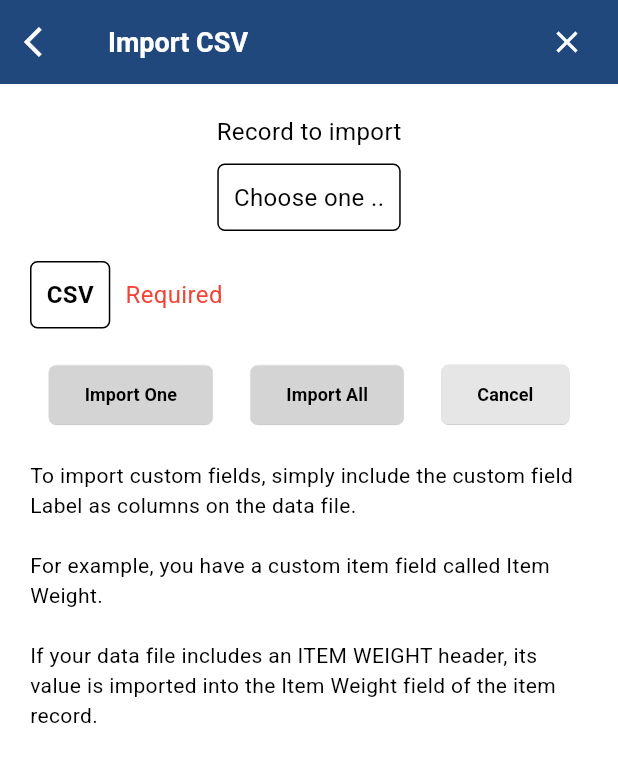
After one commit to Sr1809/jumla, a Flutter app: the ImportCSVScreen screen opened directly, on a phone screen of 412 x 824 dp. The commit adds this screen. Shown: the top 762 px of the screen. Run offline on Flutter 3.47's test engine with Material 3 defaults, Android fonts, the phone set to English and light mode, and no system bars; our stand-ins replace flutter_svg, get.

Commit message:
working on setting

```diff
--- a/lib/app/common/common_appbar.dart
+++ b/lib/app/common/common_appbar.dart
@@ -2,8 +2,6 @@ import 'package:flutter/material.dart';
 import 'package:get/get.dart';
 import 'package:jumla/app/core/app_storage.dart';
 import 'package:jumla/app/resources/app_assets.dart';
-
-
 import '../resources/app_colors.dart';
 import '../resources/app_styles.dart';
 
--- a/lib/app/common/common_button.dart
+++ b/lib/app/common/common_button.dart
@@ -39,3 +39,45 @@ class CommonFullWidthButton extends StatelessWidget {
     );
   }
 }
+
+
+class CommonElevatedButton extends StatelessWidget {
+  final String text;
+  final VoidCallback onPressed;
+  final Color? backgroundColor;
+  final Color? textColor;
+  final double? fontSize;
+  final double? borderRadius;
+
+  CommonElevatedButton({
+    required this.text,
+    required this.onPressed,
+    this.backgroundColor,
+    this.textColor,
+    this.fontSize,
+    this.borderRadius,
+  });
+
+  @override
+  Widget build(BuildContext context) {
+    return ElevatedButton(
+      onPressed: onPressed,
+
+      style: ElevatedButton.styleFrom(
+        backgroundColor: backgroundColor ?? AppColors.blueColor,
+        shape: RoundedRectangleBorder(
+          borderRadius: BorderRadius.circular(borderRadius ?? 5),
+
+        ),
+        elevation: 0.2
+      ),
+      child: Text(
+        text,
+        style: AppTextStyles.bold(
+          fontSize: fontSize ?? 16.0,
+          fontColor: textColor ?? AppColors.whiteColor,
+        ),
+      ),
+    );
+  }
+}
--- a/lib/app/modules/drawer/views/drawer_view.dart
+++ b/lib/app/modules/drawer/views/drawer_view.dart
@@ -129,7 +129,10 @@ class DrawerView extends GetView<DrawersController> {
             buildExpandableMenu("TOOLS", [
               buildMenuItem(Icons.list, "Lists", () {}),
               Divider(color: Colors.black45,height: 0.5,thickness: 1,),
-              buildMenuItem(Icons.settings, "Settings", () {}),
+              buildMenuItem(Icons.settings, "Settings", (){
+                Get.back();
+                Get.toNamed(Routes.APP_SETTINGS);
+              }),
               Divider(color: Colors.black45,height: 0.5,thickness: 1,),
               buildMenuItem(Icons.storage, "Manage data", () {
                 Get.back();
--- a/lib/app/modules/tools/manage_data/controllers/manage_data_controller.dart
+++ b/lib/app/modules/tools/manage_data/controllers/manage_data_controller.dart
@@ -7,4 +7,8 @@ class ManageDataController extends GetxController {
   var sendToEmail = false.obs;
 
   TextEditingController optionalController = TextEditingController();
+
+  var selectedRecordForImport = "Choose one ..".obs;
+  var selectedFileLocation = "CSV".obs;
+  var selectedRecord = "Customers".obs;
 }
--- /dev/null
+++ b/lib/app/modules/tools/manage_data/views/import_csv.dart
@@ -0,0 +1,174 @@
+
+import 'package:flutter/material.dart';
+import 'package:get/get.dart';
+
+import '../../../../common/common_appbar.dart';
+import '../../../../common/common_button.dart';
+import '../../../../resources/app_colors.dart';
+import '../../../../resources/app_styles.dart';
+import '../controllers/manage_data_controller.dart';
+
+class ImportCSVScreen extends StatelessWidget {
+  final ManageDataController controller = Get.put(ManageDataController());
+
+  @override
+  Widget build(BuildContext context) {
+    return Scaffold(
+      backgroundColor: AppColors.whiteColor,
+      appBar: CommonAppBarWithTitleAndIcon(
+        title: "Import CSV",
+        showBackButton: true,
+        hideLogo: true,
+        actions: [
+          IconButton(
+            icon: Icon(Icons.close, color: AppColors.whiteColor),
+            onPressed: () => Get.back(),
+          ),
+        ],
+      ),
+      body: Padding(
+        padding: const EdgeInsets.all(20.0),
+        child: Column(
+          crossAxisAlignment: CrossAxisAlignment.start,
+          children: [
+           SizedBox(
+             width: Get.width,
+             child: Column(
+               crossAxisAlignment: CrossAxisAlignment.center,
+               children: [
+                 Text(
+                   "Record to import",
+                   style: AppTextStyles.regular(fontSize: 16.0, fontColor: AppColors.blackColor),
+                 ),
+                 SizedBox(height: 10),
+                 GestureDetector(
+                   onTap: () => showRecordSelectionPopup(context, controller.selectedRecordForImport),
+                   child: Container(
+
+                     padding: EdgeInsets.all(10),
+                     decoration: BoxDecoration(
+                       border: Border.all(color: AppColors.blackColor),
+                       borderRadius: BorderRadius.circular(5),
+                       color: AppColors.whiteColor,
+                     ),
+                     child: Obx(() => Text(
+                       controller.selectedRecordForImport.value,
+                       style: AppTextStyles.regular(fontSize: 16.0, fontColor: AppColors.blackColor),
+                     )),
+                   ),
+                 ),
+               ],
+             ),
+           ),
+            SizedBox(height: 20),
+            Row(
+              children: [
+                InkWell(
+                  onTap: (){
+                    showCSVFileLocationPopup(context, controller.selectedFileLocation);
+                  },
+                  child: Container(
+                    padding: EdgeInsets.all(10),
+                    decoration: BoxDecoration(
+                      border: Border.all(color: AppColors.blackColor),
+                      borderRadius: BorderRadius.circular(5),
+                    ),
+                    child: Obx(()=>Text(controller.selectedFileLocation.value, style: AppTextStyles.bold(fontSize: 16.0, fontColor: AppColors.blackColor))),
+                  ),
+                ),
+                SizedBox(width: 10),
+                Text("Required", style: AppTextStyles.regular(fontSize: 16.0, fontColor: Colors.red)),
+              ],
+            ),
+            SizedBox(height: 20),
+            Row(
+              mainAxisAlignment: MainAxisAlignment.spaceAround,
+              children: [
+                CommonElevatedButton(text: "Import One", onPressed: () {},backgroundColor: Colors.white38,textColor: AppColors.blackColor,fontSize: 12,),
+                CommonElevatedButton(text: "Import All", onPressed: () {},backgroundColor: Colors.white38,textColor: AppColors.blackColor,fontSize: 12,),
+                CommonElevatedButton(text: "Cancel", onPressed: () => Get.back(),backgroundColor: AppColors.buttonColor,textColor: AppColors.blackColor,fontSize: 12,),
+              ],
+            ),
+            SizedBox(height: 20),
+            Text(
+              "To import custom fields, simply include the custom field Label as columns on the data file.\n\nFor example, you have a custom item field called Item Weight.\n\nIf your data file includes an ITEM WEIGHT header, its value is imported into the Item Weight field of the item record.",
+              style: AppTextStyles.regular(fontSize: 14.0, fontColor: AppColors.blackColor),
+            ),
+          ],
+        ),
+      ),
+    );
+  }
+}
+
+void showRecordSelectionPopup(BuildContext context, RxString selectedRecord) {
+  List<String> records = ["Import items", "Import customers"];
+
+  Get.dialog(
+    AlertDialog(
+      title: Column(
+        crossAxisAlignment: CrossAxisAlignment.start,
+        children: [
+          Text(
+            "Choose one",
+            style: AppTextStyles.bold(fontSize: 18.0, fontColor: AppColors.blueColor),
+          ),
+          SizedBox(height: 5),
+          Divider(color: AppColors.blueColor, thickness: 2),
+        ],
+      ),
+      content: Column(
+        mainAxisSize: MainAxisSize.min,
+        children: records.map((record) {
+          return Obx(() => RadioListTile<String>(
+            title: Text(record, style: AppTextStyles.regular(fontSize: 16.0, fontColor: AppColors.blackColor)),
+            value: record,
+            groupValue: selectedRecord.value,
+            activeColor: AppColors.blueColor,
+            onChanged: (value) {
+              selectedRecord.value = value!;
+              Get.back();
+            },
+          ));
+        }).toList(),
+      ),
+    ),
+  );
+}
+void showCSVFileLocationPopup(BuildContext context, RxString selectedFileLocation) {
+  List<String> locations = ["Sdcard", "Dropbox"];
+
+  Get.dialog(
+    AlertDialog(
+      title: Column(
+        crossAxisAlignment: CrossAxisAlignment.start,
+        children: [
+          Text(
+            "Select data file location",
+            style: AppTextStyles.bold(fontSize: 18.0, fontColor: AppColors.blueColor),
+          ),
+          SizedBox(height: 5),
+          Divider(color: AppColors.blueColor, thickness: 2),
+        ],
+      ),
+      content: Column(
+        mainAxisSize: MainAxisSize.min,
+        children: locations.map((location) {
+          return ListTile(
+            title: Text(location, style: AppTextStyles.regular(fontSize: 16.0, fontColor: AppColors.blackColor)),
+            onTap: () {
+              selectedFileLocation.value = location;
+              Get.back();
+            },
+          );
+        }).toList(),
+      ),
+      actions: [
+        TextButton(
+          onPressed: () => Get.back(),
+          child: Text("Cancel", style: AppTextStyles.regular(fontSize: 16.0, fontColor: AppColors.blackColor)),
+        ),
+      ],
+    ),
+  );
+}
--- a/lib/app/modules/tools/manage_data/views/manage_data_view.dart
+++ b/lib/app/modules/tools/manage_data/views/manage_data_view.dart
@@ -8,6 +8,9 @@ import '../../../../resources/app_colors.dart';
 import '../../../../resources/app_styles.dart';
 import '../controllers/manage_data_controller.dart';
 import 'backup_database_view.dart';
+import 'export_csv.dart';
+import 'import_csv.dart';
+import 'import_iif.dart';
 
 class ManageDataView extends GetView<ManageDataController> {
   const ManageDataView({super.key});
@@ -32,9 +35,9 @@ class ManageDataView extends GetView<ManageDataController> {
             ]),
             SizedBox(height: 20),
             _buildSection("IMPORT/EXPORT", [
-              {"label": "Export CSV", "onTap": () => print("Export CSV tapped")},
-              {"label": "Import CSV", "onTap": () => print("Import CSV tapped")},
-              {"label": "Import IIF (Quickbooks)", "onTap": () => print("Import IIF tapped")},
+              {"label": "Export CSV", "onTap": () => Get.to(()=>ExportCSVScreen())},
+              {"label": "Import CSV", "onTap": () => Get.to(()=>ImportCSVScreen())},
+              {"label": "Import IIF (Quickbooks)", "onTap": () => Get.to(()=>QuickbooksImportScreen())},
             ]),
           ],
         ),
--- a/lib/app/resources/app_colors.dart
+++ b/lib/app/resources/app_colors.dart
@@ -11,6 +11,7 @@ class AppColors {
   static const blueColor = Color(0xff21487D);
   static const drawerColor = Color(0xff3B3B3B);
   static const liteGrayColor = Color(0xff5B5B5B);
+  static const buttonColor = Color(0xffE6E6E6);
 
 
 }
--- a/lib/app/routes/app_routes.dart
+++ b/lib/app/routes/app_routes.dart
@@ -17,6 +17,7 @@ abstract class Routes {
   static const DROPBOX = _Paths.DROPBOX;
   static const MANAGE_DATA = _Paths.MANAGE_DATA;
   static const CUSTOMER_DETAILS = _Paths.CUSTOMER_DETAILS;
+  static const APP_SETTINGS = _Paths.APP_SETTINGS;
 }
 
 abstract class _Paths {
@@ -34,4 +35,5 @@ abstract class _Paths {
   static const DROPBOX = '/dropbox';
   static const MANAGE_DATA = '/manage-data';
   static const CUSTOMER_DETAILS = '/customer-details';
+  static const APP_SETTINGS = '/app-settings';
 }
```
Also changed, not shown: lib/app/modules/tools/manage_data/views/export_csv.dart (added, +153 -0 lines), lib/app/modules/tools/manage_data/views/import_iif.dart (added, +89 -0 lines), lib/app/modules/tools/settings/app_settings/bindings/app_settings_binding.dart (added, +12 -0 lines), lib/app/modules/tools/settings/app_settings/controllers/app_settings_controller.dart (added, +12 -0 lines), lib/app/modules/tools/settings/app_settings/views/app_settings_view.dart (added, +159 -0 lines), lib/app/routes/app_pages.dart (+8 -0 lines).
